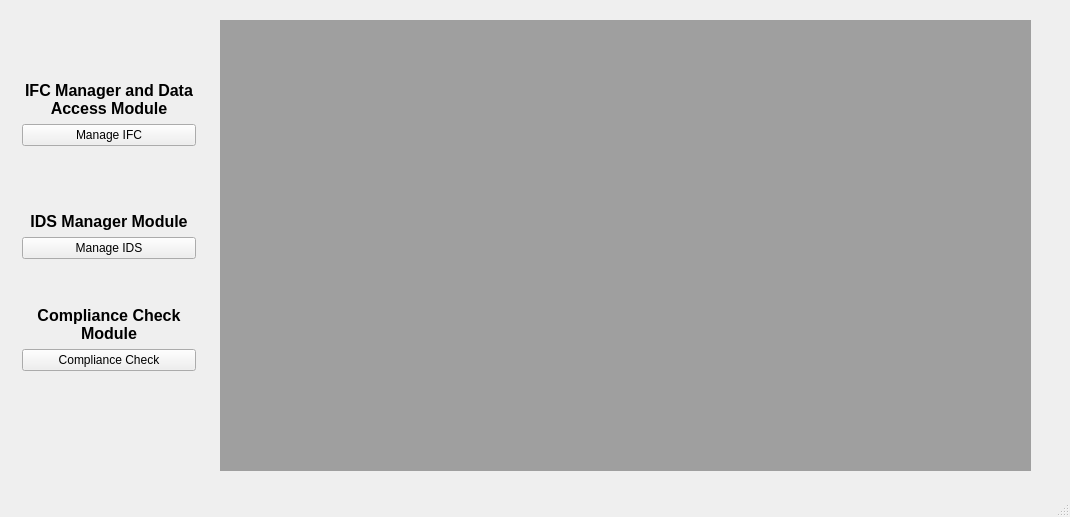
ivanfelipeib/Masterarbeit, file GUI_Windows/main.ui: the form before one commit.
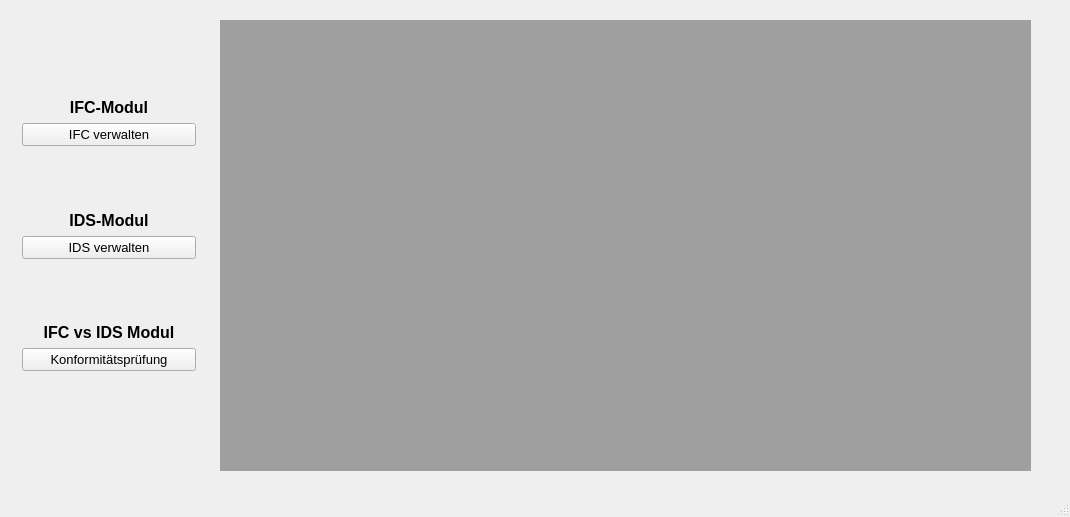
The form after the commit.

Patch:
```diff
--- a/GUI_Windows/main.ui
+++ b/GUI_Windows/main.ui
@@ -45,7 +45,7 @@
         </font>
        </property>
        <property name="text">
-        <string>IFC Manager and Data Access Module</string>
+        <string>IFC-Modul</string>
        </property>
        <property name="alignment">
         <set>Qt::AlignBottom|Qt::AlignHCenter</set>
@@ -57,8 +57,13 @@
      </item>
      <item>
       <widget class="QPushButton" name="btn_manage_ifc">
+       <property name="font">
+        <font>
+         <pointsize>10</pointsize>
+        </font>
+       </property>
        <property name="text">
-        <string>Manage IFC</string>
+        <string>IFC verwalten</string>
        </property>
       </widget>
      </item>
@@ -73,7 +78,7 @@
         </font>
        </property>
        <property name="text">
-        <string>IDS Manager Module</string>
+        <string>IDS-Modul</string>
        </property>
        <property name="alignment">
         <set>Qt::AlignBottom|Qt::AlignHCenter</set>
@@ -85,8 +90,13 @@
      </item>
      <item>
       <widget class="QPushButton" name="btn_manage_ids">
+       <property name="font">
+        <font>
+         <pointsize>10</pointsize>
+        </font>
+       </property>
        <property name="text">
-        <string>Manage IDS</string>
+        <string>IDS verwalten</string>
        </property>
       </widget>
      </item>
@@ -101,7 +111,7 @@
         </font>
        </property>
        <property name="text">
-        <string>Compliance Check Module</string>
+        <string>IFC vs IDS Modul</string>
        </property>
        <property name="textFormat">
         <enum>Qt::AutoText</enum>
@@ -116,8 +126,13 @@
      </item>
      <item>
       <widget class="QPushButton" name="btn_check">
+       <property name="font">
+        <font>
+         <pointsize>10</pointsize>
+        </font>
+       </property>
        <property name="text">
-        <string>Compliance Check</string>
+        <string>Konformitätsprüfung</string>
        </property>
       </widget>
      </item>
```
